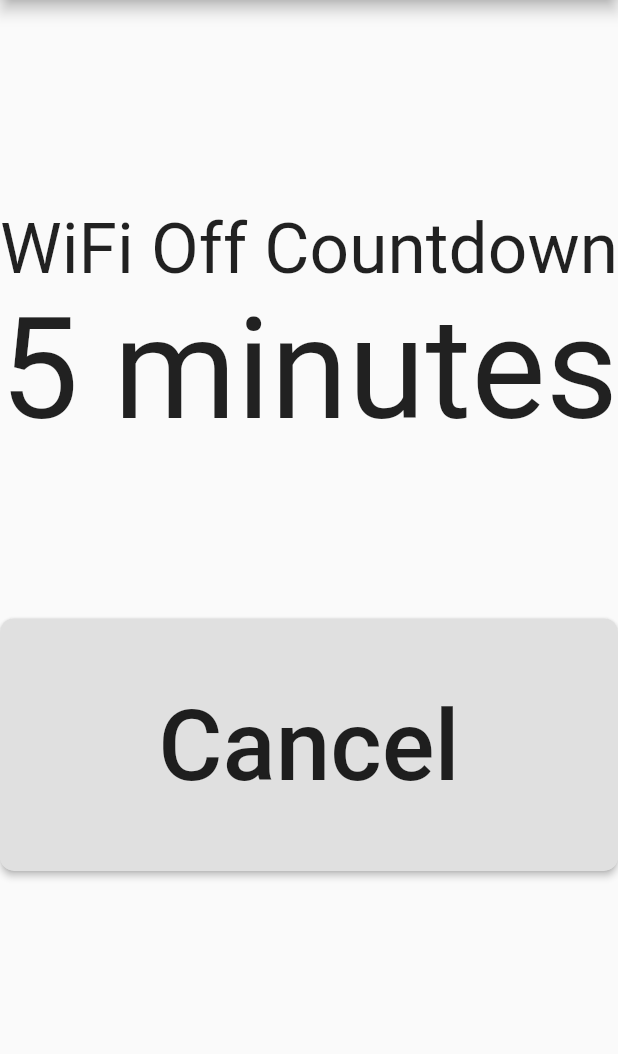
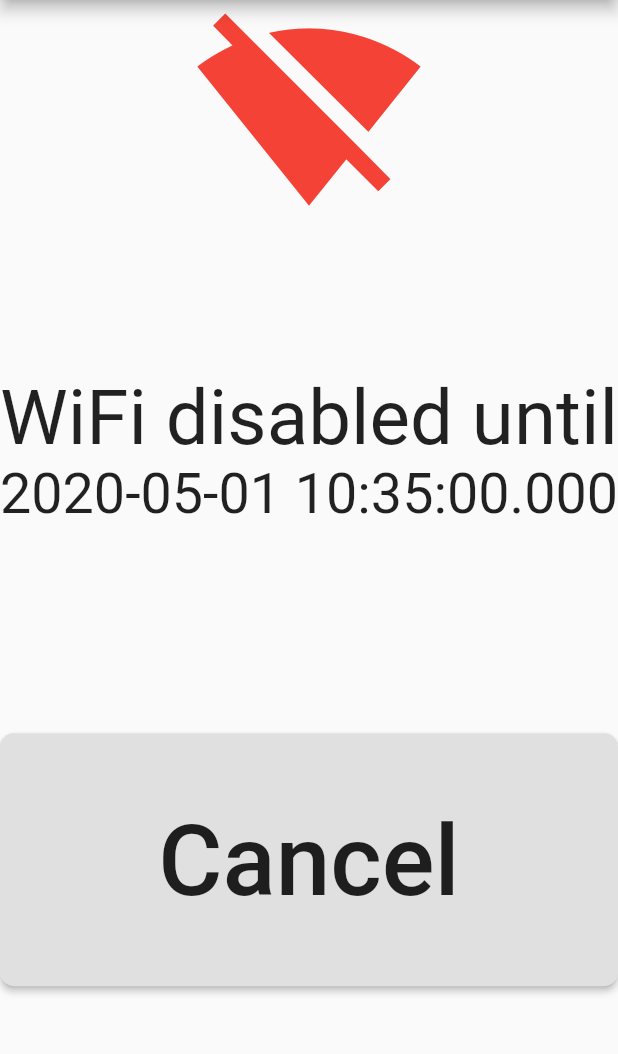
Before and after one commit to davidfung/wifinap, a Flutter app: the screen it shows after launch, after a tap on "Start", on a phone screen of 412 x 824 dp, the part 84-1138 px from its top. Run offline on Flutter 3.47's test engine with Material 2 defaults, Android fonts, the phone set to English and light mode, and no system bars; our stand-ins replace shared_preferences; missing offline and left inert: android_alarm_manager, wifi_iot.

Commit message:
Change to time-based alarm

```diff
--- a/lib/constants.dart
+++ b/lib/constants.dart
@@ -10,17 +10,19 @@ const TextStyle captionStyle =
 const TextStyle bodyStyle = TextStyle(fontSize: 16);
 const TextStyle linkStyle = TextStyle(fontSize: 18, color: Colors.blue);
 
+//
 // Shared Preferences keys
-const String keyCounter = 'counter'; // a working counter shared by isolates
-const String keyNapCount = 'napCount'; // nap time = nap count x alarm duration
+const String keyTargetTime = 'keyTargetTime'; // Time to re-enable WiFi
 
-// Settings
-const int defaultNapCount = 5;
+// Defaults
+const int defaultNapMinutes = 5;
 
 // Isolate
 const String isolateName = 'isolate';
 
-// Alarm
-// Although the alarm is set by minutes, we schedule it by seconds
-// for debugging purpose.
-const alarmDuration = 60; // in seconds
+// Alarm interval
+const alarmDuration = 30; // in seconds
+
+// UI strings
+const msgSleep = 'WiFi disabled until';
+const msgAwake = 'Disable WiFi';
--- a/lib/main.dart
+++ b/lib/main.dart
@@ -17,20 +17,15 @@ final ReceivePort port = ReceivePort();
 void main() async {
   WidgetsFlutterBinding.ensureInitialized();
 
-  // Register the UI isolate's SendPort to allow for communication from the
-  // background isolate.
+  // Register the UI isolate's SendPort for the alarm isolate to talk to.
   IsolateNameServer.registerPortWithName(
     port.sendPort,
     isolateName,
   );
 
   prefs = await SharedPreferences.getInstance();
-  if (!prefs.containsKey(keyNapCount)) {
-    await prefs.setInt(keyNapCount, defaultNapCount);
-  }
-  //await prefs.setInt(keyNapCount, defaultNapCount);
-  if (!prefs.containsKey(keyCounter)) {
-    await prefs.setInt(keyCounter, 5);
+  if (!prefs.containsKey(keyTargetTime)) {
+    await prefs.setInt(keyTargetTime, 0);
   }
 
   await AndroidAlarmManager.initialize();
--- a/lib/widgets/wifistatus.dart
+++ b/lib/widgets/wifistatus.dart
@@ -21,7 +21,7 @@ const Icon statusOnIcon = Icon(
   color: Colors.green,
 );
 
-const Icon statusOffIcon = Icon(
+const Icon wifiOffIcon = Icon(
   Icons.signal_wifi_off,
   size: iconSize,
   color: Colors.red,
@@ -41,41 +41,37 @@ class WiFiStatus extends StatefulWidget {
 }
 
 class _WiFiStatusState extends State<WiFiStatus> {
-  int napCount;
-  int counter;
-  bool alarmActive = false;
+  DateTime targetTime;
+  DateTime currentTime;
+  bool isSleeping = false;
   final alarmID = Random().nextInt(pow(2, 31));
 
   @override
   void initState() {
     super.initState();
-    // Make this stateful widget state listens to the background isolate.
-    port.listen((_) async => await _decrementCounter());
-    napCount = prefs.getInt(keyNapCount);
-    counter = prefs.getInt(keyCounter);
+    // Listen to the background isolate.
+    port.listen((_) async => await _checkTimesUp());
   }
 
-  Future<void> _decrementCounter() async {
+  Future<void> _checkTimesUp() async {
     // Do nothing if alarm not active
-    if (!alarmActive) {
+    if (!isSleeping) {
       return;
     }
 
-    // Decrement the counter.
-    counter = prefs.getInt(keyCounter) - 1;
-    bool timeIsUp = counter <= 0;
-    if (timeIsUp) {
-      alarmActive = false;
-      counter = defaultNapCount;
-    }
-    await prefs.setInt(keyCounter, counter);
+    int epochTime = prefs.getInt(keyTargetTime);
+    targetTime = DateTime.fromMillisecondsSinceEpoch(epochTime);
+    currentTime = DateTime.now();
 
     // If time's up, re-enable Wifi, else re-schedule alarm.
+    bool timeIsUp = targetTime.difference(currentTime).isNegative;
     if (timeIsUp) {
       print("==== Time's Up !! Enableing WiFi");
+      isSleeping = false;
       await WiFiForIoTPlugin.setEnabled(true);
+      setState(() {});
     } else {
-      print("==== Counting... $counter");
+      print("==== Counting down to $targetTime: $currentTime...");
       await AndroidAlarmManager.oneShot(
         const Duration(seconds: alarmDuration),
         Random().nextInt(pow(2, 31)),
@@ -86,41 +82,40 @@ class _WiFiStatusState extends State<WiFiStatus> {
         rescheduleOnReboot: true,
       );
     }
-
-    // inform flutter the currentCount has changed
-    setState(() {});
   }
 
   @override
   Widget build(BuildContext context) {
-    String minuteStr;
-    if (counter > 1) {
-      minuteStr = 'minutes';
+    if (isSleeping) {
+      return _sleepWidget();
     } else {
-      minuteStr = 'minute';
-    }
-    if (alarmActive) {
-      return _alarmActiveWidget(minuteStr);
-    } else {
-      return _alarmInactiveWidget(minuteStr);
+      return _awakeWidget();
     }
   }
 
-  Widget _alarmActiveWidget(String minuteStr) {
+  Widget _sleepWidget() {
+    int epochTime = prefs.getInt(keyTargetTime);
+    targetTime = DateTime.fromMillisecondsSinceEpoch(epochTime);
     return Column(
       children: <Widget>[
+        Expanded(
+            flex: 1,
+            child: FittedBox(
+              alignment: Alignment.center,
+              child: wifiOffIcon,
+            )),
         Expanded(
           flex: 1,
           child: FittedBox(
             alignment: Alignment.bottomCenter,
-            child: Text("WiFi Off Countdown"),
+            child: Text(msgSleep),
           ),
         ),
         Expanded(
           flex: 1,
           child: FittedBox(
             alignment: Alignment.topCenter,
-            child: Text("$counter $minuteStr"),
+            child: Text("$targetTime"),
           ),
         ),
         Expanded(
@@ -134,7 +129,7 @@ class _WiFiStatusState extends State<WiFiStatus> {
                   print("==== Cancelled");
                   await WiFiForIoTPlugin.setEnabled(true);
                   await AndroidAlarmManager.cancel(alarmID);
-                  alarmActive = false;
+                  isSleeping = false;
                   setState(() {});
                 },
               )),
@@ -143,21 +138,14 @@ class _WiFiStatusState extends State<WiFiStatus> {
     );
   }
 
-  Widget _alarmInactiveWidget(String minuteStr) {
+  Widget _awakeWidget() {
     return Column(
       children: <Widget>[
         Expanded(
           flex: 1,
           child: FittedBox(
             alignment: Alignment.bottomCenter,
-            child: Text("Disable WiFi for"),
-          ),
-        ),
-        Expanded(
-          flex: 1,
-          child: FittedBox(
-            alignment: Alignment.topCenter,
-            child: Text("$napCount $minuteStr"),
+            child: Text(msgAwake),
           ),
         ),
         Expanded(
@@ -168,10 +156,12 @@ class _WiFiStatusState extends State<WiFiStatus> {
               child: RaisedButton(
                 child: Text("Start"),
                 onPressed: () async {
-                  final DateTime now = DateTime.now();
+                  final DateTime now =
+                      DateTime.now().add(Duration(minutes: defaultNapMinutes));
+                  int epochTime = now.millisecondsSinceEpoch;
+
                   print("================ [$now] Button pressed! Disable WiFi");
-                  counter = napCount;
-                  await prefs.setInt(keyCounter, counter);
+                  await prefs.setInt(keyTargetTime, epochTime);
                   await AndroidAlarmManager.oneShot(
                     const Duration(seconds: alarmDuration),
                     alarmID,
@@ -182,7 +172,7 @@ class _WiFiStatusState extends State<WiFiStatus> {
                     rescheduleOnReboot: true,
                   );
                   await WiFiForIoTPlugin.setEnabled(false);
-                  alarmActive = true;
+                  isSleeping = true;
                   setState(() {});
                 },
               )),
```
Also changed, not shown: 1 other file.
